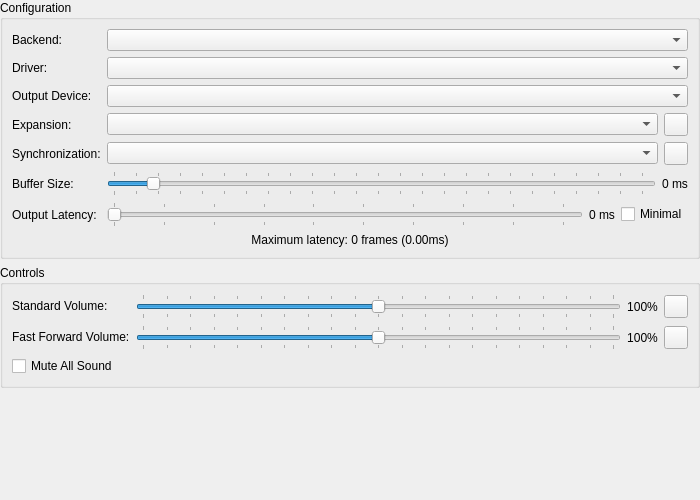
The window that pcsx2-qt/Settings/AudioSettingsWidget.ui (PCSX2/pcsx2) describes before a commit, drawn with Qt 5.
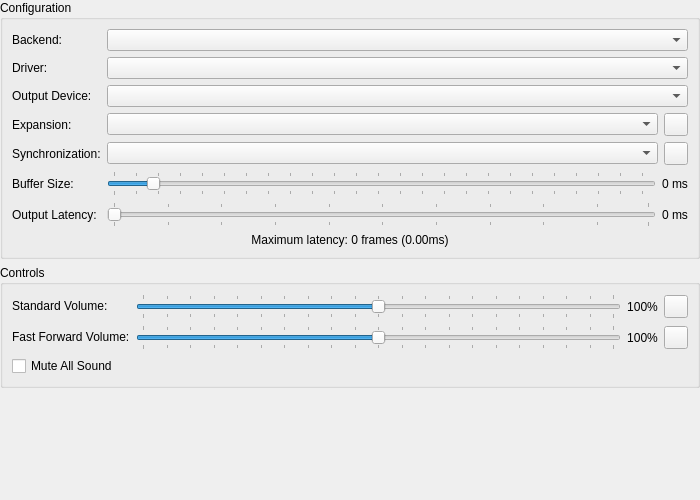
The same window after the commit. Icons and pictures are not drawn.

Commit message: Audio: honor requested output latency

```diff
--- a/pcsx2-qt/Settings/AudioSettingsWidget.ui
+++ b/pcsx2-qt/Settings/AudioSettingsWidget.ui
@@ -153,7 +153,7 @@
         <item>
          <widget class="QSlider" name="outputLatencyMS">
           <property name="minimum">
-           <number>15</number>
+           <number>1</number>
           </property>
           <property name="maximum">
            <number>200</number>
@@ -176,13 +176,6 @@
           </property>
          </widget>
         </item>
-        <item>
-         <widget class="QCheckBox" name="outputLatencyMinimal">
-          <property name="text">
-           <string>Minimal</string>
-          </property>
-         </widget>
-        </item>
        </layout>
       </item>
       <item row="0" column="1">
```
Left out of the diff: 1 changed line with no effect on the pictures. The commit also changes 8 other files.
